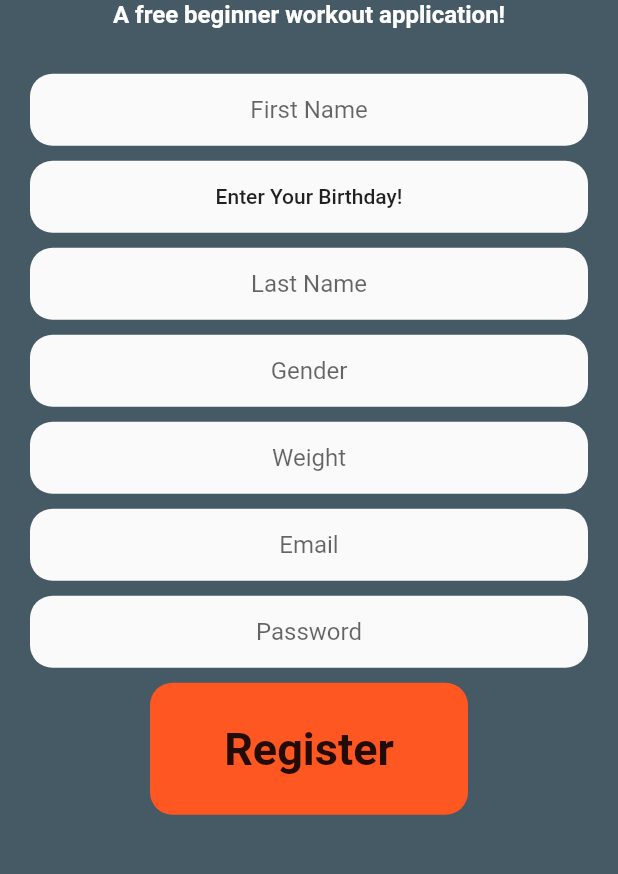
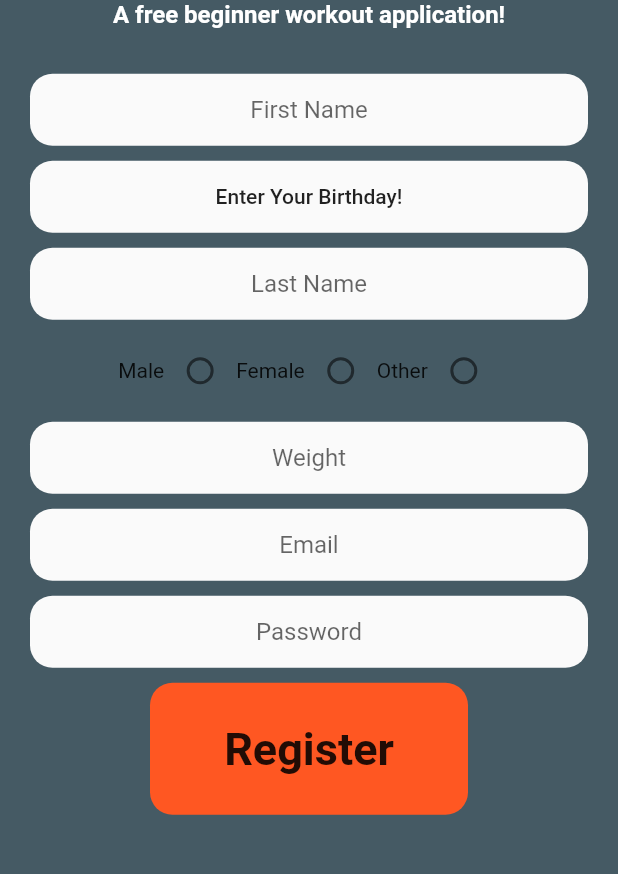
Before and after one commit to TolentinoDev/IronAeacus, a Flutter app: the RegisterScreen screen opened by its route, on a phone screen of 412 x 824 dp, the part 275-1149 px from its top. Run offline on Flutter 3.47's test engine with Material 2 defaults, Android fonts, the phone set to English and light mode, and no system bars; our stand-ins replace cloud_firestore, firebase_auth, firebase_core, google_fonts, hidden_drawer_menu; accounts and stored records are empty.

Commit message:
Fully Functioning Application

```diff
--- a/lib/screens/main_screen.dart
+++ b/lib/screens/main_screen.dart
@@ -4,6 +4,7 @@ import 'package:google_fonts/google_fonts.dart';
 import 'package:ironaeacus/screens/workout_screen.dart';
 import 'package:ironaeacus/widgets/workout_tile.dart';
 import 'package:ironaeacus/widgets/workout_type.dart';
+import 'package:cloud_firestore/cloud_firestore.dart';
 
 
 class MainScreen extends StatefulWidget {
@@ -16,8 +17,12 @@ class MainScreen extends StatefulWidget {
 
 class _MainScreenState extends State<MainScreen> {
   final _auth = FirebaseAuth.instance;
+  final firestore = FirebaseFirestore.instance;
   late User loggedInUser;
   late String selectedWorkout;
+  final user = FirebaseAuth.instance.currentUser!;
+  //var db = firestore.collection("profile");
+
 
   final List workoutType = [
     [
@@ -80,6 +85,7 @@ class _MainScreenState extends State<MainScreen> {
       body: Column(
         mainAxisAlignment: MainAxisAlignment.center,
           children: [
+
 Padding(
   padding: const EdgeInsets.only(top: 10.0),
 ),
--- a/lib/screens/register_screen.dart
+++ b/lib/screens/register_screen.dart
@@ -5,9 +5,10 @@ import 'package:intl/intl.dart';
 import 'package:firebase_auth/firebase_auth.dart';
 import 'package:cloud_firestore/cloud_firestore.dart';
 import 'package:ironaeacus/screens/navigation.dart';
+import 'package:ironaeacus/screens/workout_screen.dart';
+
 class RegisterScreen extends StatefulWidget {
   static String id = 'register_screen';
-
 
   @override
   State<RegisterScreen> createState() => _RegisterScreenState();
@@ -19,12 +20,14 @@ class _RegisterScreenState extends State<RegisterScreen> {
   late String firstname;
   late String lastname;
   late String email;
-  late String gender;
+  String gender = "male";
   //late DateTime birthday;
   //late String height;
   late String  weight;
   late String password;
   String test = 'no issues';
+  String uid = '1';
+
 
   DateTime _selectedDate = DateTime(2022, 12, 24);
   String startingText = 'Enter Your Birthday!' ;
@@ -136,28 +139,35 @@ class _RegisterScreenState extends State<RegisterScreen> {
                 ),
                 SizedBox(height: 10),
 
-                Padding(
-                  padding: const EdgeInsets.symmetric(horizontal: 20.0),
-                  child: Container(
-                    decoration: BoxDecoration(
-                        color: Colors.grey[50],
-                        borderRadius: BorderRadius.circular(15)
+
+                Row(
+                  mainAxisAlignment: MainAxisAlignment.center,
+                  children: [
+                    Text("Male"),Radio(value: "Male",
+                    groupValue: gender,
+                    onChanged: (value) {
+                      setState(() {
+                        gender = value.toString();
+                      });
+                    },
                     ),
-                    child: Padding(
-                      padding: const EdgeInsets.symmetric(horizontal: 20.0),
-                      child: TextField(
-                          textAlign: TextAlign.center,
-                          onChanged: (value){
-                            gender= value;
-
-                          },
-                          decoration: InputDecoration(
-                              border: InputBorder.none,
-                              hintText: 'Gender'
-                          )
-                      ),
+                    Text("Female"),Radio(value: "Female",
+                      groupValue: gender,
+                      onChanged: (value) {
+                        setState(() {
+                          gender = value.toString();
+                        });
+                      },
                     ),
-                  ),
+                    Text("Other"),Radio(value: "Other",
+                      groupValue: gender,
+                      onChanged: (value) {
+                        setState(() {
+                          gender = value.toString();
+                        });
+                      },
+                    )
+                  ],
                 ),
                 SizedBox(height: 10),
                 Padding(
@@ -248,17 +258,20 @@ class _RegisterScreenState extends State<RegisterScreen> {
                               try{
                                 final newUser =  await _auth.createUserWithEmailAndPassword(email: email, password: password);
                                 if (newUser != null) {
-                                  _firestore.collection('profile').add({
-                                    //'birthday': birthday,
+                                  final test = FirebaseFirestore.instance.collection('profile').doc(email);
+                                  final json = {
                                     'email': email,
                                     'firstname':firstname,
                                     'gender':gender,
                                     'lastname': lastname,
                                     'weight':weight
-                                  });
-                              Navigator.pushNamed(context, navigation.id);
+                                  };
+                                  await test.set(json);
 
-                              }
+                                  }
+                              Navigator.push(context,
+                                  MaterialPageRoute(builder: (context) => navigation(),
+                                  ),);
                               }
                               catch (e){
                                 test = e.toString();
```
Also changed, not shown: lib/models/get_username.dart (added, +100 -0 lines), lib/screens/profile_screen.dart (+24 -35 lines), lib/screens/workout_screen.dart (+7 -1 lines), lib/screens/workoutlog_screen.dart (+5 -3 lines).
